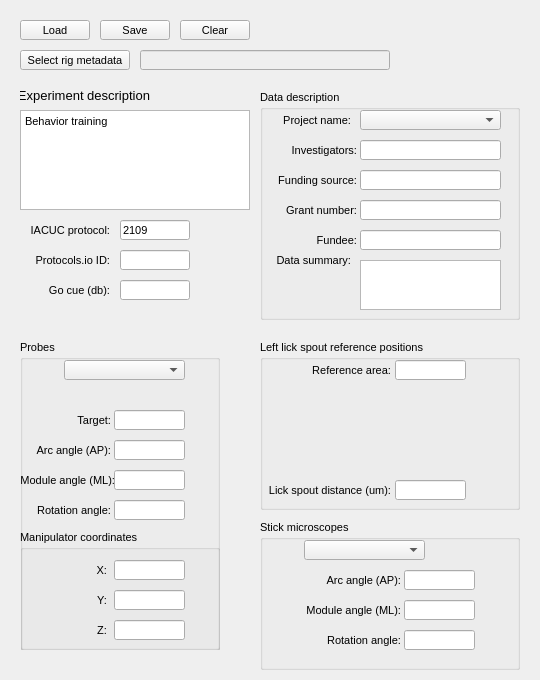
AllenNeuralDynamics/dynamic-foraging-task, file src/foraging_gui/MetaData.ui: the form before one commit.
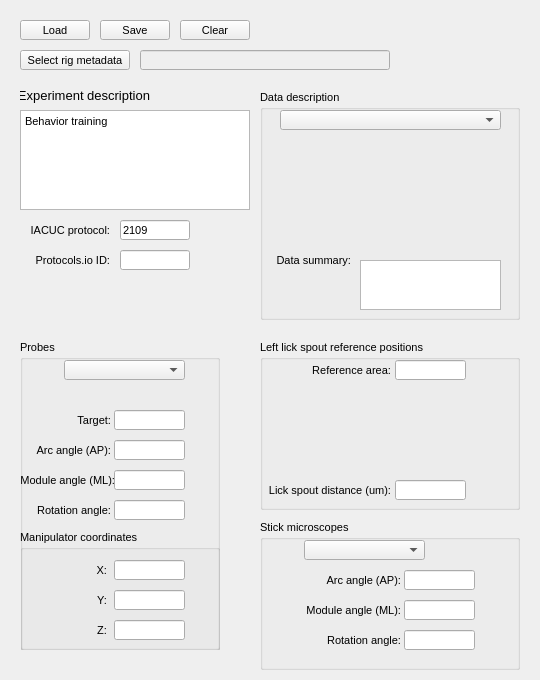
The form after the commit.

```diff
--- a/src/foraging_gui/MetaData.ui
+++ b/src/foraging_gui/MetaData.ui
@@ -904,75 +904,6 @@
 &lt;p style=&quot;-qt-paragraph-type:empty; margin-top:0px; margin-bottom:0px; margin-left:0px; margin-right:0px; -qt-block-indent:0; text-indent:0px;&quot;&gt;&lt;br /&gt;&lt;/p&gt;&lt;/body&gt;&lt;/html&gt;</string>
     </property>
    </widget>
-   <widget class="QLineEdit" name="FundingSource">
-    <property name="geometry">
-     <rect>
-      <x>100</x>
-      <y>80</y>
-      <width>141</width>
-      <height>20</height>
-     </rect>
-    </property>
-    <property name="sizePolicy">
-     <sizepolicy hsizetype="Expanding" vsizetype="Expanding">
-      <horstretch>0</horstretch>
-      <verstretch>0</verstretch>
-     </sizepolicy>
-    </property>
-    <property name="text">
-     <string/>
-    </property>
-   </widget>
-   <widget class="QLabel" name="label_82">
-    <property name="geometry">
-     <rect>
-      <x>6</x>
-      <y>80</y>
-      <width>91</width>
-      <height>20</height>
-     </rect>
-    </property>
-    <property name="sizePolicy">
-     <sizepolicy hsizetype="Expanding" vsizetype="Expanding">
-      <horstretch>0</horstretch>
-      <verstretch>0</verstretch>
-     </sizepolicy>
-    </property>
-    <property name="text">
-     <string>Funding source:</string>
-    </property>
-    <property name="textFormat">
-     <enum>Qt::AutoText</enum>
-    </property>
-    <property name="alignment">
-     <set>Qt::AlignRight|Qt::AlignTrailing|Qt::AlignVCenter</set>
-    </property>
-   </widget>
-   <widget class="QLabel" name="label_81">
-    <property name="geometry">
-     <rect>
-      <x>6</x>
-      <y>50</y>
-      <width>91</width>
-      <height>20</height>
-     </rect>
-    </property>
-    <property name="sizePolicy">
-     <sizepolicy hsizetype="Expanding" vsizetype="Expanding">
-      <horstretch>0</horstretch>
-      <verstretch>0</verstretch>
-     </sizepolicy>
-    </property>
-    <property name="text">
-     <string>Investigators:</string>
-    </property>
-    <property name="textFormat">
-     <enum>Qt::AutoText</enum>
-    </property>
-    <property name="alignment">
-     <set>Qt::AlignRight|Qt::AlignTrailing|Qt::AlignVCenter</set>
-    </property>
-   </widget>
    <widget class="QLabel" name="label_85">
     <property name="geometry">
      <rect>
@@ -998,56 +929,12 @@
      <set>Qt::AlignRight|Qt::AlignTrailing|Qt::AlignVCenter</set>
     </property>
    </widget>
-   <widget class="QLineEdit" name="Investigators">
-    <property name="geometry">
-     <rect>
-      <x>100</x>
-      <y>50</y>
-      <width>141</width>
-      <height>20</height>
-     </rect>
-    </property>
-    <property name="sizePolicy">
-     <sizepolicy hsizetype="Expanding" vsizetype="Expanding">
-      <horstretch>0</horstretch>
-      <verstretch>0</verstretch>
-     </sizepolicy>
-    </property>
-    <property name="text">
-     <string/>
-    </property>
-   </widget>
-   <widget class="QLabel" name="label_84">
-    <property name="geometry">
-     <rect>
-      <x>0</x>
-      <y>20</y>
-      <width>91</width>
-      <height>20</height>
-     </rect>
-    </property>
-    <property name="sizePolicy">
-     <sizepolicy hsizetype="Expanding" vsizetype="Expanding">
-      <horstretch>0</horstretch>
-      <verstretch>0</verstretch>
-     </sizepolicy>
-    </property>
-    <property name="text">
-     <string>Project name:</string>
-    </property>
-    <property name="textFormat">
-     <enum>Qt::AutoText</enum>
-    </property>
-    <property name="alignment">
-     <set>Qt::AlignRight|Qt::AlignTrailing|Qt::AlignVCenter</set>
-    </property>
-   </widget>
    <widget class="QComboBox" name="ProjectName">
     <property name="geometry">
      <rect>
-      <x>100</x>
+      <x>20</x>
       <y>20</y>
-      <width>141</width>
+      <width>221</width>
       <height>20</height>
      </rect>
     </property>
@@ -1073,138 +960,6 @@
      <enum>QComboBox::AdjustToContentsOnFirstShow</enum>
     </property>
    </widget>
-   <widget class="QLineEdit" name="GrantNumber">
-    <property name="geometry">
-     <rect>
-      <x>100</x>
-      <y>110</y>
-      <width>141</width>
-      <height>20</height>
-     </rect>
-    </property>
-    <property name="sizePolicy">
-     <sizepolicy hsizetype="Expanding" vsizetype="Expanding">
-      <horstretch>0</horstretch>
-      <verstretch>0</verstretch>
-     </sizepolicy>
-    </property>
-    <property name="text">
-     <string/>
-    </property>
-   </widget>
-   <widget class="QLabel" name="label_86">
-    <property name="geometry">
-     <rect>
-      <x>6</x>
-      <y>110</y>
-      <width>91</width>
-      <height>20</height>
-     </rect>
-    </property>
-    <property name="sizePolicy">
-     <sizepolicy hsizetype="Expanding" vsizetype="Expanding">
-      <horstretch>0</horstretch>
-      <verstretch>0</verstretch>
-     </sizepolicy>
-    </property>
-    <property name="text">
-     <string>Grant number:</string>
-    </property>
-    <property name="textFormat">
-     <enum>Qt::AutoText</enum>
-    </property>
-    <property name="alignment">
-     <set>Qt::AlignRight|Qt::AlignTrailing|Qt::AlignVCenter</set>
-    </property>
-   </widget>
-   <widget class="QLineEdit" name="Fundee">
-    <property name="geometry">
-     <rect>
-      <x>100</x>
-      <y>140</y>
-      <width>141</width>
-      <height>20</height>
-     </rect>
-    </property>
-    <property name="sizePolicy">
-     <sizepolicy hsizetype="Expanding" vsizetype="Expanding">
-      <horstretch>0</horstretch>
-      <verstretch>0</verstretch>
-     </sizepolicy>
-    </property>
-    <property name="text">
-     <string/>
-    </property>
-   </widget>
-   <widget class="QLabel" name="label_91">
-    <property name="geometry">
-     <rect>
-      <x>6</x>
-      <y>140</y>
-      <width>91</width>
-      <height>20</height>
-     </rect>
-    </property>
-    <property name="sizePolicy">
-     <sizepolicy hsizetype="Expanding" vsizetype="Expanding">
-      <horstretch>0</horstretch>
-      <verstretch>0</verstretch>
-     </sizepolicy>
-    </property>
-    <property name="text">
-     <string>Fundee:</string>
-    </property>
-    <property name="textFormat">
-     <enum>Qt::AutoText</enum>
-    </property>
-    <property name="alignment">
-     <set>Qt::AlignRight|Qt::AlignTrailing|Qt::AlignVCenter</set>
-    </property>
-   </widget>
-  </widget>
-  <widget class="QLabel" name="label_83">
-   <property name="geometry">
-    <rect>
-     <x>20</x>
-     <y>280</y>
-     <width>90</width>
-     <height>20</height>
-    </rect>
-   </property>
-   <property name="sizePolicy">
-    <sizepolicy hsizetype="Expanding" vsizetype="Expanding">
-     <horstretch>0</horstretch>
-     <verstretch>0</verstretch>
-    </sizepolicy>
-   </property>
-   <property name="text">
-    <string>Go cue (db):</string>
-   </property>
-   <property name="textFormat">
-    <enum>Qt::AutoText</enum>
-   </property>
-   <property name="alignment">
-    <set>Qt::AlignRight|Qt::AlignTrailing|Qt::AlignVCenter</set>
-   </property>
-  </widget>
-  <widget class="QLineEdit" name="GoCueDecibel">
-   <property name="geometry">
-    <rect>
-     <x>120</x>
-     <y>280</y>
-     <width>70</width>
-     <height>20</height>
-    </rect>
-   </property>
-   <property name="sizePolicy">
-    <sizepolicy hsizetype="Expanding" vsizetype="Expanding">
-     <horstretch>0</horstretch>
-     <verstretch>0</verstretch>
-    </sizepolicy>
-   </property>
-   <property name="text">
-    <string/>
-   </property>
   </widget>
   <widget class="QGroupBox" name="groupBox">
    <property name="geometry">
```
Left out of the diff: 6 changed lines with no effect on the pictures.
